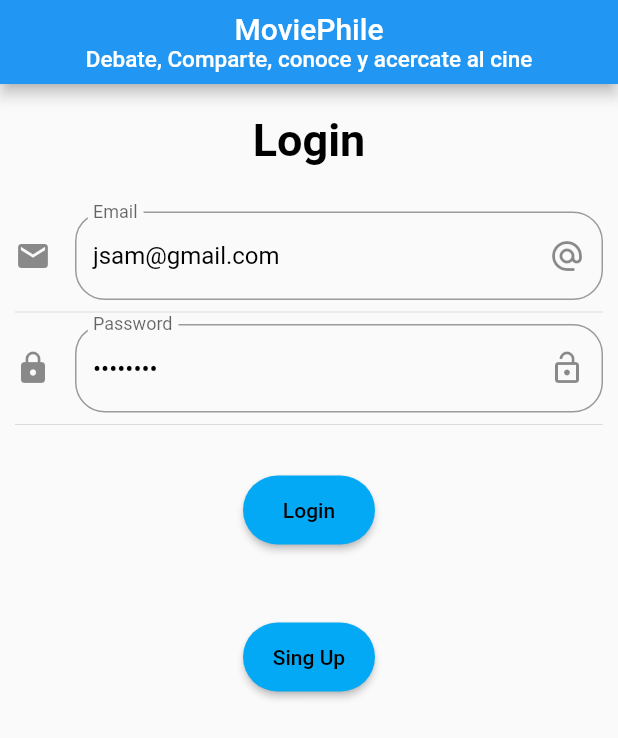
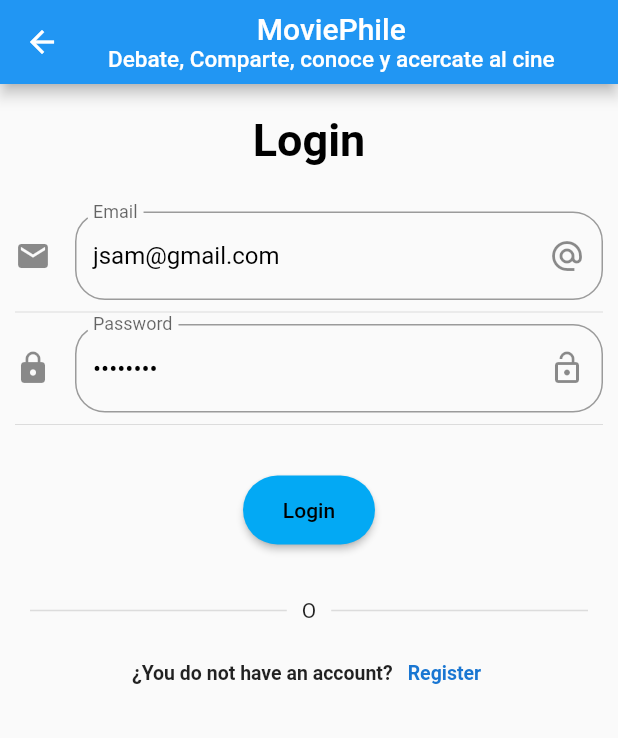
Before and after one commit to sebastianjsam/MoviePhileFrontend, a Flutter app: the screen it shows after launch, after a tap on "Login", on a phone screen of 412 x 824 dp. Shown: the top 738 px of the screen. Run offline on Flutter 3.47's test engine with Material 2 defaults, Android fonts, the light colour scheme and no system bars; drawn by our look-alikes of overlay_support; our stand-ins replace flutter_rating_bar, getwidget, shared_preferences; accounts and stored records are empty; network calls fail; Roboto replaces fonts that are missing (MyFont, OpenSans).

Commit message:
Agregar Pantalla Welcome

```diff
--- a/MoviePhile_Frontend/lib/main.dart
+++ b/MoviePhile_Frontend/lib/main.dart
@@ -31,7 +31,7 @@
         title: 'Material App',
         debugShowCheckedModeBanner: false,
         // home: HomePage()
-        initialRoute: '/',
+        initialRoute: 'welcome',
         routes: getRoutes(),
         onGenerateRoute: (RouteSettings settings) {
           return MaterialPageRoute(
--- /dev/null
+++ b/MoviePhile_Frontend/lib/src/pages/DesignWidgets.dart
@@ -0,0 +1,56 @@
+import 'dart:ui';
+
+import 'package:flutter/cupertino.dart';
+import 'package:flutter/material.dart';
+
+class DesignWidgets {
+  static LinearGradient linearGradientMain(BuildContext context) {
+    return LinearGradient(
+      begin: Alignment.topCenter,
+      end: Alignment.bottomCenter,
+      colors: [
+        Colors.blue,
+        Theme.of(context).primaryColorLight,
+        //Theme.of(context).primaryColorDark,
+      ],
+    );
+  }
+
+  //tittle custom
+  //
+  static RichText tittleCustom() {
+    return RichText(
+      textAlign: TextAlign.center,
+      text: TextSpan(
+          text: 'Movi',
+          style: TextStyle(
+            fontSize: 30,
+            fontWeight: FontWeight.w700,
+            color: Colors.white,
+          ),
+          children: [
+            TextSpan(
+                text: 'Phile',
+                style: TextStyle(color: Colors.white, fontSize: 30))
+          ]),
+    );
+  }
+
+  static RichText tittleCustomDark() {
+    return RichText(
+      textAlign: TextAlign.center,
+      text: TextSpan(
+          text: 'MoviePhile',
+          style: TextStyle(
+            fontSize: 30,
+            fontWeight: FontWeight.w700,
+            color: Colors.grey,
+          ),
+          children: [
+            TextSpan(
+                text: 'List',
+                style: TextStyle(color: Colors.black, fontSize: 30))
+          ]),
+    );
+  }
+}
--- a/MoviePhile_Frontend/lib/src/pages/UserLogin_page.dart
+++ b/MoviePhile_Frontend/lib/src/pages/UserLogin_page.dart
@@ -1,7 +1,9 @@
 import 'package:flutter/material.dart';
 import 'package:flutter_demo/src/Model/User_Login.dart';
+import 'package:flutter_demo/src/pages/Registro_page.dart';
 
 import 'package:flutter_demo/src/services/user_service.dart';
+import 'mySignUpLabelButton.dart';
 
 class UserLogin_page extends StatefulWidget {
   @override
@@ -55,8 +57,41 @@
           _buildPassword(),
           Divider(),
           _buildBtnLogin(),
-          //  Divider(),
-          _buildSignupBtn()
+          // Divider(),
+          //_buildSignupBtn()
+          _divider2(),
+          MySgnUpLabelButton(
+            firstText: "¿You do not have an account?",
+            secondText: "Register ",
+            secondTextColor: Theme.of(context).primaryColorDark,
+            widgetToNavigate: RegistroPage(),
+          )
+        ],
+      ),
+    );
+  }
+
+  Widget _divider2() {
+    return Container(
+      margin: EdgeInsets.symmetric(vertical: 10),
+      child: Row(
+        children: <Widget>[
+          Expanded(
+              child: Padding(
+            padding: EdgeInsets.symmetric(horizontal: 10),
+            child: Divider(
+              thickness: 1,
+            ),
+          )),
+          Text("O"),
+          //lo que hace es añadirlo en el centro
+          Expanded(
+              child: Padding(
+            padding: EdgeInsets.symmetric(horizontal: 10),
+            child: Divider(
+              thickness: 1,
+            ),
+          ))
         ],
       ),
     );
--- a/MoviePhile_Frontend/lib/src/pages/menulateral.dart
+++ b/MoviePhile_Frontend/lib/src/pages/menulateral.dart
@@ -61,7 +61,7 @@
               );
             },
           ),
-          new ListTile(
+          /* new ListTile(
             title: Text("Crear una Publicacion en Comunidad"),
             onTap: () {
               Navigator.push(
@@ -71,8 +71,8 @@
                 ),
               );
             },
-          ),
-          new ListTile(
+          ),*/
+          /* new ListTile(
             title: Text("Agregar usuario a comunidad"),
             onTap: () {
               Navigator.push(
@@ -82,8 +82,8 @@
                 ),
               );
             },
-          ),
-          new ListTile(
+          ),*/
+          /* new ListTile(
             title: Text("Calificar Film"),
             onTap: () {
               Navigator.push(
@@ -93,7 +93,7 @@
                 ),
               );
             },
-          ),
+          ),*/
           new ListTile(
             title: Text("Titulo Promocionado"),
             onTap: () {
--- /dev/null
+++ b/MoviePhile_Frontend/lib/src/pages/myLoginButton.dart
@@ -0,0 +1,43 @@
+import 'package:flutter/cupertino.dart';
+import 'package:flutter/material.dart';
+
+class MyLoginButton extends StatelessWidget {
+  final String text;
+  final Color colorText;
+  final Color colorButtonBackground;
+  final Widget widgetToNavigate;
+
+  MyLoginButton(
+      {this.text,
+      this.colorText,
+      this.colorButtonBackground,
+      this.widgetToNavigate});
+
+  @override
+  Widget build(Object context) {
+    return Container(
+      padding: EdgeInsets.only(top: 50.0, bottom: 25),
+      width: double.infinity,
+      child: RaisedButton(
+        color: colorButtonBackground,
+        elevation: 5.0,
+        padding: EdgeInsets.all(15.0),
+        shape: RoundedRectangleBorder(
+          borderRadius: BorderRadius.circular(10.0),
+        ),
+        child: Text(
+          text,
+          style: TextStyle(
+              color: colorText,
+              letterSpacing: 1.5,
+              fontSize: 18.0,
+              fontWeight: FontWeight.bold),
+        ),
+        onPressed: () {
+          Navigator.push(context,
+              MaterialPageRoute(builder: (context) => widgetToNavigate));
+        },
+      ),
+    );
+  }
+}
--- /dev/null
+++ b/MoviePhile_Frontend/lib/src/pages/mySignUpLabelButton.dart
@@ -0,0 +1,47 @@
+import 'package:flutter/material.dart';
+
+class MySgnUpLabelButton extends StatelessWidget {
+  final String firstText;
+  final String secondText;
+  final Color secondTextColor;
+  final Widget widgetToNavigate;
+
+  const MySgnUpLabelButton({
+    this.firstText,
+    this.secondText,
+    this.secondTextColor,
+    this.widgetToNavigate,
+  });
+
+  @override
+  Widget build(BuildContext context) {
+    return FlatButton(
+      onPressed: () {
+        Navigator.push(
+            context, MaterialPageRoute(builder: (context) => widgetToNavigate));
+      },
+      child: Row(
+        mainAxisAlignment: MainAxisAlignment.center,
+        children: [
+          Text(
+            firstText,
+            style: TextStyle(
+              fontSize: 13,
+              fontWeight: FontWeight.w600,
+            ),
+          ),
+          Padding(
+            padding: const EdgeInsets.only(left: 10),
+            child: Text(
+              secondText,
+              style: TextStyle(
+                  color: secondTextColor,
+                  fontSize: 13,
+                  fontWeight: FontWeight.w600),
+            ),
+          )
+        ],
+      ),
+    );
+  }
+}
--- /dev/null
+++ b/MoviePhile_Frontend/lib/src/pages/welcomeScreen.dart
@@ -0,0 +1,75 @@
+import 'package:flutter/material.dart';
+
+import 'DesignWidgets.dart';
+
+import 'Registro_page.dart';
+import 'UserLogin_page.dart';
+import 'mySignUpLabelButton.dart';
+import 'myLoginButton.dart';
+
+class WelcomeScreen extends StatefulWidget {
+  @override
+  _WelcomeScreenState createState() => _WelcomeScreenState();
+}
+
+Widget _signUpButton(BuildContext context) {
+  return Container(
+    width: double.infinity,
+    child: OutlineButton(
+      borderSide: BorderSide(color: Colors.white),
+      highlightedBorderColor: Theme.of(context).primaryColor,
+      padding: EdgeInsets.all(15.0),
+      shape: RoundedRectangleBorder(
+        borderRadius: BorderRadius.circular(10.0),
+      ),
+      child: Text(
+        "Register",
+        style: TextStyle(
+            color: Colors.white,
+            letterSpacing: 1.5,
+            fontSize: 18.0,
+            fontWeight: FontWeight.bold),
+      ),
+      onPressed: () {
+        Navigator.push(
+            context, MaterialPageRoute(builder: (context) => RegistroPage()));
+      },
+    ),
+  );
+}
+
+class _WelcomeScreenState extends State<WelcomeScreen> {
+  @override
+  Widget build(BuildContext context) {
+    return SafeArea(
+      child: Scaffold(
+        body: SingleChildScrollView(
+            child: Container(
+          //se respeta las margenes laterales
+          padding: EdgeInsets.symmetric(horizontal: 20),
+          //cogemps el alto de la pantalla del dispositivo
+          height: MediaQuery.of(context).size.height,
+          width: MediaQuery.of(context).size.width,
+
+          decoration: BoxDecoration(
+            gradient: DesignWidgets.linearGradientMain(context),
+          ),
+          child: Column(
+            crossAxisAlignment: CrossAxisAlignment.center,
+            mainAxisAlignment: MainAxisAlignment.center,
+            children: [
+              DesignWidgets.tittleCustom(),
+              MyLoginButton(
+                text: "Login",
+                colorText: Theme.of(context).primaryColor,
+                colorButtonBackground: Colors.white,
+                widgetToNavigate: UserLogin_page(),
+              ),
+              _signUpButton(context),
+            ],
+          ),
+        )),
+      ),
+    );
+  }
+}
--- a/MoviePhile_Frontend/lib/src/routes/route.dart
+++ b/MoviePhile_Frontend/lib/src/routes/route.dart
@@ -11,6 +11,7 @@
 import 'package:flutter_demo/src/pages/Registro_page.dart';
 import 'package:flutter_demo/src/pages/ConsultarTitulo_page.dart';
 import 'package:flutter_demo/src/pages/Registrar_Comunidad.dart';
+import 'package:flutter_demo/src/pages/welcomeScreen.dart';
 
 Map<String, WidgetBuilder> getRoutes() {
   return <String, WidgetBuilder>{
@@ -36,5 +37,6 @@
 
     'RecordFilmRating': (BuildContext context) => RecordFilmRating(),
     'InfCommunity': (BuildContext context) => InfCommunitys(),
+    'welcome': (BuildContext context) => WelcomeScreen(),
   };
 }
```
